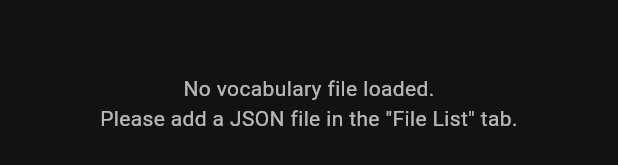
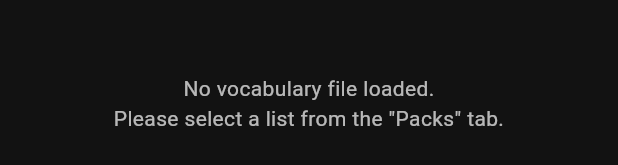
Before and after one commit to lecheel/vocab-san, a Flutter app: the PracticeView widget shown alone on an empty page, opened directly, on a phone screen of 412 x 824 dp. Shown: the part 515-680 px from the top of the screen. Run offline on Flutter 3.47's test engine with Material 3 defaults, Android fonts, the light colour scheme and no system bars; our stand-ins replace audioplayers, file_picker, shared_preferences; accounts and stored records are empty; network calls fail.

Commit message:
refactor: refine practice view prevent system navi blocking
- Update empty vocabulary message to reference "Packs" tab.
- Wrap practice view content in `SafeArea` for improved layout.

```diff
--- a/lib/widgets/practice_view.dart
+++ b/lib/widgets/practice_view.dart
@@ -137,14 +137,18 @@ class _PracticeViewState extends State<PracticeView> {
         if (appState.vocabulary.isEmpty) {
           return const Center(
             child: Text(
-              'No vocabulary file loaded.\nPlease add a JSON file in the "File List" tab.',
+              'No vocabulary file loaded.\nPlease select a list from the "Packs" tab.',
               textAlign: TextAlign.center,
               style: TextStyle(color: Colors.white70),
             ),
           );
         }
 
-        return Padding(
+        // We wrap the entire view's content in a SafeArea widget.
+        return SafeArea(
+          // We only need padding on the bottom. The AppBar handles the top.
+          top: false,
+          child: Padding(
             padding: const EdgeInsets.all(16.0),
             child: Column(
               children: [
@@ -214,6 +218,7 @@ class _PracticeViewState extends State<PracticeView> {
                 ),
               ],
             ),
+          ),
         );
       },
     );
```
Lines whose indentation alone changed are shown as unchanged.
